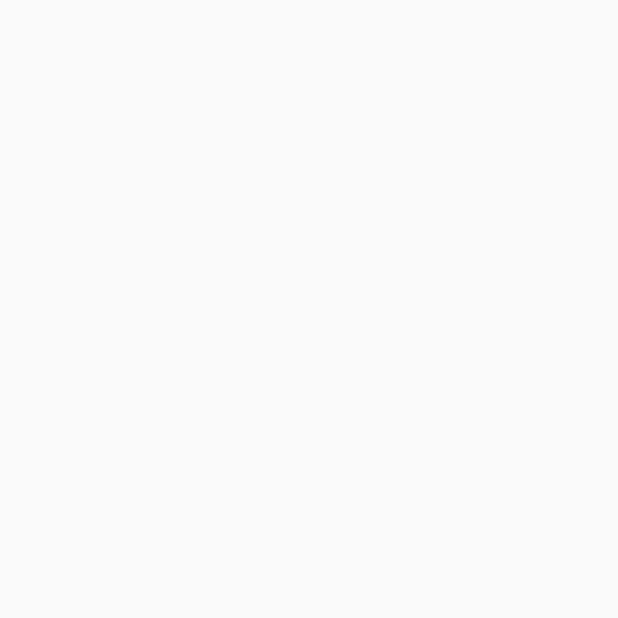
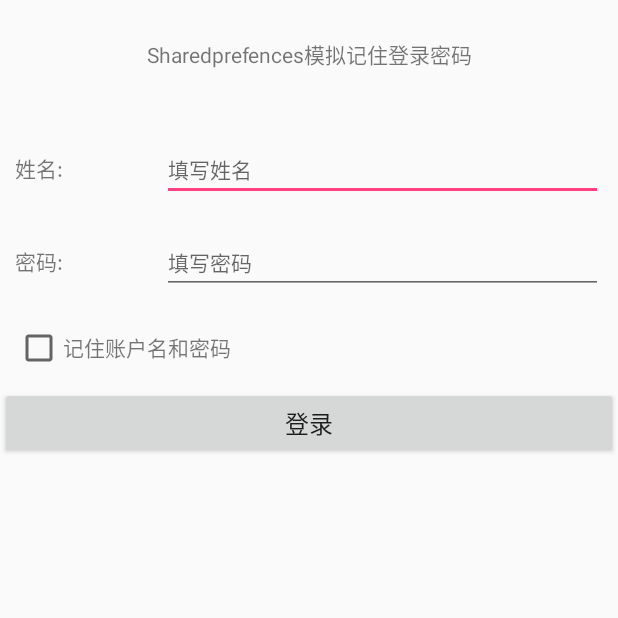
Before and after one commit to WuJinLi/Demo, an Android app: the SharedPrefencesActivity screen opened directly, with no data from a screen before it, on a phone screen of 412 x 824 dp, the top half of it. Before the commit the part shown is empty. Run offline under Robolectric (Android 15) with nearby library versions, the phone set to English and light mode, and no system bars.

Commit message:
持续化存储——sharedpreferences

```diff
--- a/app/src/main/AndroidManifest.xml
+++ b/app/src/main/AndroidManifest.xml
@@ -74,6 +74,9 @@
         <activity
             android:name=".storage.FileSaveActivity"
             android:screenOrientation="portrait" />
+
+        <activity android:name=".storage.LoginSuccessActivity"
+            android:screenOrientation="portrait"/>
     </application>
 
 </manifest>
--- a/app/src/main/java/com/wjl/reviewdemo/storage/SharedPrefencesActivity.java
+++ b/app/src/main/java/com/wjl/reviewdemo/storage/SharedPrefencesActivity.java
@@ -1,8 +1,17 @@
 package com.wjl.reviewdemo.storage;
 
+import android.content.SharedPreferences;
 import android.os.Bundle;
 import android.support.annotation.Nullable;
+import android.text.TextUtils;
+import android.view.View;
+import android.widget.Button;
+import android.widget.CheckBox;
+import android.widget.EditText;
+import android.widget.Toast;
 
+import com.wjl.reviewdemo.R;
+import com.wjl.reviewdemo.UrlManager;
 import com.wjl.reviewdemo.base.BaseActivity;
 
 /**
@@ -11,9 +20,83 @@ import com.wjl.reviewdemo.base.BaseActivity;
  * desc  :
  */
 
-public class SharedPrefencesActivity extends BaseActivity{
+public class SharedPrefencesActivity extends BaseActivity implements View.OnClickListener {
+
+    EditText et_username, et_password;
+    CheckBox cb_rember_pwd;
+    Button btn_login;
+    static final String USERNAMEKEY = "username";
+    static final String PASSWORDKEY = "password";
+    static final String ISREMEMBERKEY = "isremember";
+
+    SharedPreferences sharedPreferences;
+    boolean isremember;
+
     @Override
     protected void onCreate(@Nullable Bundle savedInstanceState) {
         super.onCreate(savedInstanceState);
+        setContentView(R.layout.ac_login);
+        et_username = findViewById(R.id.et_username);
+        et_password = findViewById(R.id.et_password);
+        cb_rember_pwd = findViewById(R.id.cb_rember_pwd);
+        btn_login = findViewById(R.id.btn_login);
+
+        btn_login.setOnClickListener(this);
+
+
+//        sharedPreferences = PreferenceManager.getDefaultSharedPreferences(this);
+        sharedPreferences = getSharedPreferences("data", MODE_PRIVATE);
+    }
+
+
+    @Override
+    protected void onResume() {
+        super.onResume();
+        isremember = sharedPreferences.getBoolean(SharedPrefencesActivity.ISREMEMBERKEY, false);
+        if (isremember) {
+            //将帐号密码都显示在文本框
+            et_username.setText(sharedPreferences.getString(SharedPrefencesActivity.USERNAMEKEY, ""));
+            et_password.setText(sharedPreferences.getString(SharedPrefencesActivity.PASSWORDKEY, ""));
+            et_password.setSelection(sharedPreferences.getString(SharedPrefencesActivity.PASSWORDKEY, "").length());
+            et_username.setSelection(sharedPreferences.getString(SharedPrefencesActivity.USERNAMEKEY, "").length());
+        }
+    }
+
+    @Override
+    public void onClick(View view) {
+        switch (view.getId()) {
+            case R.id.btn_login:
+                SharedPreferences.Editor edit = sharedPreferences.edit();
+                if (checkInput()) {
+                    if (cb_rember_pwd.isChecked()) {
+                        edit.putBoolean(SharedPrefencesActivity.ISREMEMBERKEY, true);
+                        edit.putString(SharedPrefencesActivity.USERNAMEKEY, et_username.getText().toString());
+                        edit.putString(SharedPrefencesActivity.PASSWORDKEY, et_password.getText().toString());
+                    } else {
+                        edit.clear();
+                    }
+                    edit.apply();
+                    UrlManager.startAc(SharedPrefencesActivity.this, LoginSuccessActivity.class);
+                }
+                break;
+            default:
+                break;
+        }
+    }
+
+
+    public boolean checkInput() {
+        String username = et_username.getText().toString();
+        String password = et_password.getText().toString();
+        if (TextUtils.isEmpty(username)) {
+            Toast.makeText(this, "用户名不能为空", Toast.LENGTH_SHORT).show();
+            return false;
+        }
+
+        if (TextUtils.isEmpty(password)) {
+            Toast.makeText(this, "密码不能为空", Toast.LENGTH_SHORT).show();
+            return false;
+        }
+        return true;
     }
 }
--- /dev/null
+++ b/app/src/main/res/layout/ac_login.xml
@@ -0,0 +1,87 @@
+<?xml version="1.0" encoding="utf-8"?>
+<LinearLayout xmlns:android="http://schemas.android.com/apk/res/android"
+    android:layout_width="match_parent"
+    android:layout_height="match_parent"
+    android:orientation="vertical">
+
+    <TextView
+        android:layout_marginBottom="30dp"
+        android:layout_marginTop="20dp"
+        android:padding="5dp"
+        android:gravity="center"
+        android:layout_width="match_parent"
+        android:layout_height="wrap_content"
+        android:text="Sharedprefences模拟记住登录密码"
+        android:textSize="14sp" />
+
+    <LinearLayout
+        android:layout_width="match_parent"
+        android:layout_height="wrap_content"
+        android:orientation="horizontal"
+        android:padding="10dp">
+
+        <TextView
+            android:layout_width="0dp"
+            android:layout_height="wrap_content"
+            android:layout_weight="1"
+            android:text="姓名:"
+            android:textSize="14sp" />
+
+        <EditText
+            android:id="@+id/et_username"
+            android:layout_width="0dp"
+            android:layout_height="wrap_content"
+            android:layout_weight="3"
+            android:hint="填写姓名"
+            android:textSize="14sp" />
+    </LinearLayout>
+
+
+    <LinearLayout
+        android:layout_width="match_parent"
+        android:layout_height="wrap_content"
+        android:orientation="horizontal"
+        android:padding="10dp">
+
+        <TextView
+            android:layout_width="0dp"
+            android:layout_height="wrap_content"
+            android:layout_weight="1"
+            android:text="密码:"
+            android:textSize="14sp" />
+
+        <EditText
+            android:id="@+id/et_password"
+            android:layout_width="0dp"
+            android:layout_height="wrap_content"
+            android:layout_weight="3"
+            android:hint="填写密码"
+            android:textSize="14sp" />
+    </LinearLayout>
+
+
+    <LinearLayout
+        android:layout_width="match_parent"
+        android:layout_height="wrap_content"
+        android:orientation="horizontal"
+        android:padding="10dp">
+
+        <CheckBox
+            android:id="@+id/cb_rember_pwd"
+            android:layout_width="wrap_content"
+            android:layout_height="wrap_content" />
+
+        <TextView
+            android:layout_width="wrap_content"
+            android:layout_height="wrap_content"
+            android:text="记住账户名和密码" />
+    </LinearLayout>
+
+    <Button
+        android:id="@+id/btn_login"
+        android:layout_width="match_parent"
+        android:layout_height="wrap_content"
+        android:text="登录"
+        android:textSize="16sp" />
+
+</LinearLayout>
```
Also changed, not shown: app/src/main/java/com/wjl/reviewdemo/storage/FileSaveActivity.java (+11 -0 lines), app/src/main/java/com/wjl/reviewdemo/storage/LoginSuccessActivity.java (added, +50 -0 lines), app/src/main/res/layout/ac_login_success.xml (added, +74 -0 lines).
